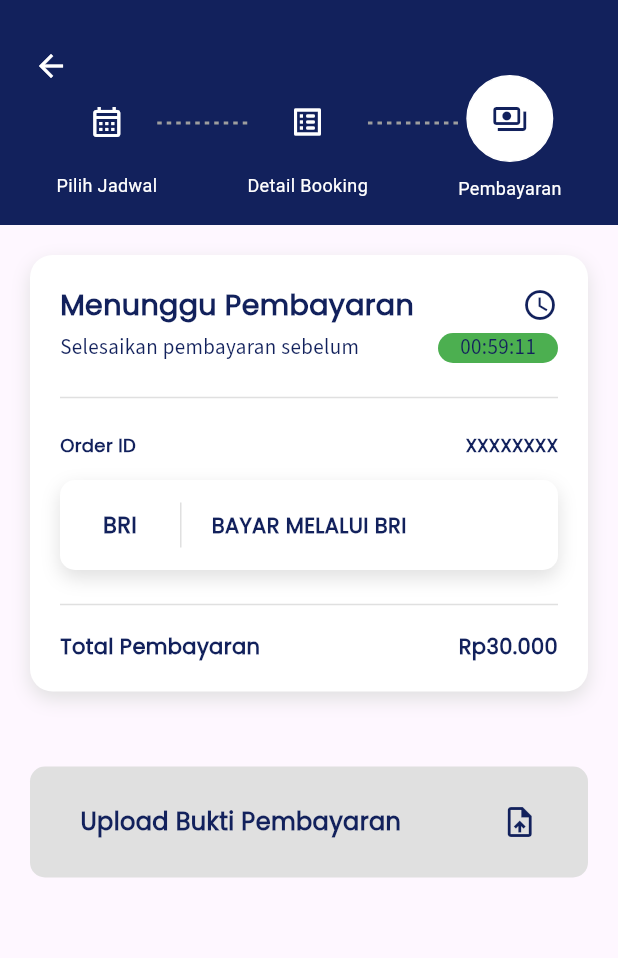
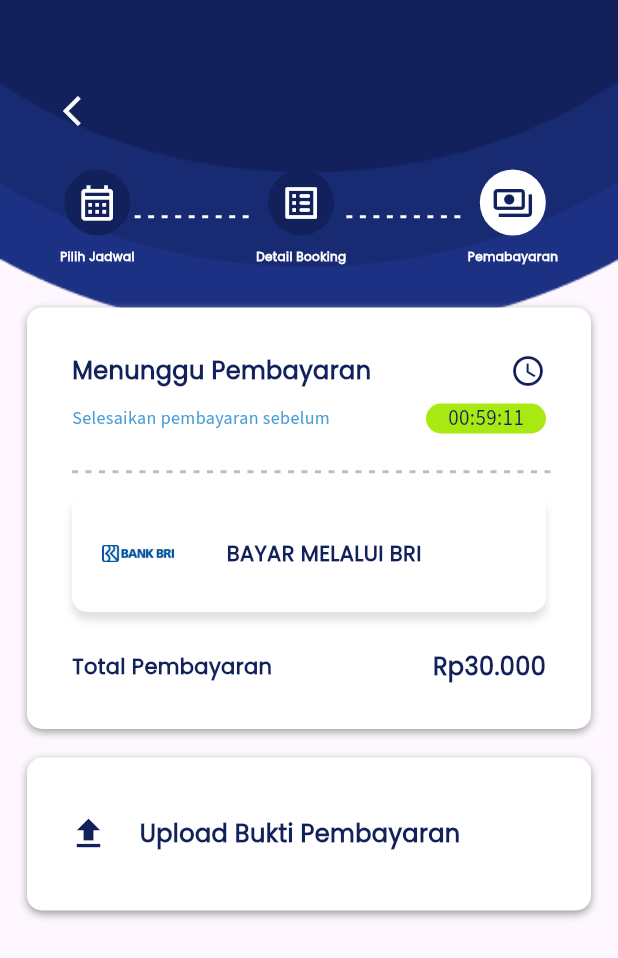
Before and after one commit to iammburg/arena-connect, a Flutter app: the PaymentScreen screen opened directly, on a phone screen of 412 x 824 dp. Shown: the top 958 px of the screen. Run offline on Flutter 3.47's test engine with Material 3 defaults, Android fonts, the phone set to English and light mode, and no system bars; our stand-ins replace carousel_slider, device_preview, image_picker.

Commit message:
feat: add upload image and fix fontsize and font style

```diff
--- a/lib/screens/booking/detail_pembayaran.dart
+++ b/lib/screens/booking/detail_pembayaran.dart
@@ -1,5 +1,9 @@
+import 'dart:io';
+import 'package:arena_connect/screens/booking/bukti_booking_lap.dart';
+import 'package:arena_connect/screens/field-search/select_schedule.dart';
 import 'package:flutter/material.dart';
 import 'package:arena_connect/config/theme.dart';
+import 'package:image_picker/image_picker.dart';
 
 class PaymentScreen extends StatefulWidget {
   @override
@@ -7,99 +11,158 @@ class PaymentScreen extends StatefulWidget {
 }
 
 class _PaymentScreenState extends State<PaymentScreen> {
+  Widget buildCircleIcon(IconData icon, String label,
+      {Color? backgroundColor, Color? iconColor = Colors.white}) {
+    return Column(mainAxisSize: MainAxisSize.min, children: [
+      Container(
+        padding: const EdgeInsets.all(8),
+        decoration: BoxDecoration(
+          shape: BoxShape.circle,
+          color: backgroundColor ?? const Color(0xFF12215c),
+        ),
+        child: Icon(
+          icon,
+          color: iconColor ?? Colors.white,
+          size: 28,
+        ),
+      ),
+      const SizedBox(height: 8),
+      Text(
+        label,
+        style: buttonFont6,
+      ),
+    ]);
+  }
+
+  File? image;
+  bool imageSelected = false;
+
+  Future getImage() async {
+    final ImagePicker _picker = ImagePicker();
+    final XFile? imagePicked =
+        await _picker.pickImage(source: ImageSource.gallery);
+    if (imagePicked != null) {
+      setState(() {
+        image = File(imagePicked.path);
+        imageSelected = true; // Set flag menjadi true jika gambar sudah dipilih
+      });
+    }
+  }
+
+  Future<void> uploadImage(File imageFile) async {
+    // Logika upload gambar ke server bisa ditambahkan di sini
+    print("Mengirim gambar: ${imageFile.path}");
+    // Contoh, upload gambar ke server atau lakukan aksi lainnya
+  }
+
   @override
   Widget build(BuildContext context) {
     return Scaffold(
-      appBar: PreferredSize(
-        preferredSize: Size.fromHeight(150),
-        child: Container(
-          color: primary,
-          child: Stack(
+      body: Stack(
         children: [
           Positioned(
-                top: 50,
+            top: 0,
             left: 0,
             right: 0,
-                child: Row(
-                  mainAxisAlignment: MainAxisAlignment.center,
-                  children: [
-                    Flexible(
-                      child: Column(
-                        mainAxisAlignment: MainAxisAlignment.center,
-                        children: [
-                          SizedBox(height: 5),
-                          scheduleChooseIcon(),
-                          SizedBox(height: 10),
-                          Text(
-                            'Pilih Jadwal',
-                            style: TextStyle(color: Colors.white, fontSize: 12),
-                            overflow: TextOverflow.ellipsis,
-                          ),
-                        ],
+            child: Image.asset(
+              'images/top-wave-cropped.png',
+              fit: BoxFit.fitWidth,
             ),
           ),
-                    buildDashedLine(),
-                    Flexible(
-                      child: Column(
-                        mainAxisAlignment: MainAxisAlignment.center,
+          Column(
             children: [
-                          SizedBox(height: 5),
-                          bookingDetailIcon(),
-                          SizedBox(height: 10),
-                          Text(
-                            'Detail Booking',
-                            style: TextStyle(color: Colors.white, fontSize: 12),
-                            overflow: TextOverflow.ellipsis,
-                          ),
-                        ],
-                      ),
-                    ),
-                    buildDashedLine(),
-                    Flexible(
-                      child: Column(
-                        mainAxisAlignment: MainAxisAlignment.center,
+              const SizedBox(height: 30),
+              Row(
+                mainAxisAlignment: MainAxisAlignment.start,
+                crossAxisAlignment: CrossAxisAlignment.start,
                 children: [
-                          paymentIcon(),
-                          SizedBox(height: 9),
-                          Text(
-                            'Pembayaran',
-                            style: TextStyle(color: Colors.white, fontSize: 12),
-                            overflow: TextOverflow.ellipsis,
-                          ),
-                        ],
+                  Padding(
+                    padding: const EdgeInsets.only(left: 30, top: 20),
+                    child: IconButton(
+                      onPressed: () {
+                        Navigator.pop(context);
+                      },
+                      icon: const Icon(Icons.arrow_back_ios),
+                      color: white,
                     ),
                   ),
                 ],
               ),
+              const SizedBox(height: 15),
+              Row(
+                mainAxisAlignment: MainAxisAlignment.center,
+                crossAxisAlignment: CrossAxisAlignment.center,
+                children: [
+                  Column(
+                    mainAxisAlignment: MainAxisAlignment.center,
+                    crossAxisAlignment: CrossAxisAlignment.center,
+                    children: [
+                      Container(
+                        padding: const EdgeInsets.only(left: 40),
+                        child: buildCircleIcon(
+                            Icons.calendar_month_outlined, "Pilih Jadwal"),
                       ),
-              Positioned(
-                top: 20,
-                left: 10,
-                child: IconButton(
-                  icon: Icon(Icons.arrow_back, color: Colors.white),
-                  onPressed: () {
-                    Navigator.pop(context);
-                  },
+                    ],
+                  ),
+                  Expanded(
+                    child: CustomPaint(
+                      painter: DashedLinePainter(),
+                    ),
+                  ),
+                  Column(
+                    mainAxisAlignment: MainAxisAlignment.center,
+                    crossAxisAlignment: CrossAxisAlignment.center,
+                    children: [
+                      Container(
+                        padding: const EdgeInsets.all(0),
+                        child: buildCircleIcon(
+                          Icons.list_alt_rounded,
+                          "Detail Booking",
+                          backgroundColor: primary,
+                          iconColor: white,
                         ),
                       ),
                     ],
                   ),
+                  Expanded(
+                    child: CustomPaint(
+                      painter: DashedLinePainter(),
                     ),
                   ),
-      body: SingleChildScrollView(
+                  Column(
+                    mainAxisAlignment: MainAxisAlignment.center,
+                    crossAxisAlignment: CrossAxisAlignment.center,
+                    children: [
+                      Container(
+                        padding: const EdgeInsets.only(right: 40),
+                        child: buildCircleIcon(
+                            Icons.payments_outlined, "Pemabayaran",
+                            backgroundColor: white, iconColor: primary),
+                      ),
+                    ],
+                  ),
+                ],
+              ),
+            ],
+          ),
+          Positioned(
+            top: 185,
+            left: 8,
+            right: 8,
             child: Column(
               children: [
                 Container(
-              margin: EdgeInsets.all(20),
-              padding: EdgeInsets.all(20),
+                  margin: EdgeInsets.symmetric(
+                      horizontal: 10, vertical: 20), // Margin lebih kecil
+                  padding: EdgeInsets.all(30),
                   decoration: BoxDecoration(
                     color: white,
-                borderRadius: BorderRadius.circular(15),
+                    borderRadius: BorderRadius.circular(10),
                     boxShadow: [
                       BoxShadow(
-                    color: Colors.grey.shade300,
-                    blurRadius: 10,
-                    offset: Offset(0, 5),
+                        color: Colors.grey,
+                        blurRadius: 4,
+                        offset: Offset(0, 2),
                       ),
                     ],
                   ),
@@ -111,18 +174,19 @@ class _PaymentScreenState extends State<PaymentScreen> {
                         children: [
                           Text(
                             'Menunggu Pembayaran',
-                        style: superFont1.copyWith(color: primary),
+                            style: superFont2,
                           ),
                           Icon(Icons.access_time, color: primary),
                         ],
                       ),
-                  SizedBox(height: 5),
+                      const SizedBox(height: 10),
                       Row(
                         mainAxisAlignment: MainAxisAlignment.spaceBetween,
                         children: [
                           Text(
                             'Selesaikan pembayaran sebelum',
-                        style: regulerFont1.copyWith(color: primary),
+                            style: regulerFont1.copyWith(
+                                color: secondary, fontSize: 12),
                           ),
                           Stack(
                             alignment: Alignment.center,
@@ -131,7 +195,7 @@ class _PaymentScreenState extends State<PaymentScreen> {
                                 padding: EdgeInsets.symmetric(
                                     horizontal: 40, vertical: 10),
                                 decoration: BoxDecoration(
-                              color: Colors.green,
+                                  color: Color(0XFFA8E911),
                                   borderRadius: BorderRadius.circular(10),
                                 ),
                               ),
@@ -143,65 +207,47 @@ class _PaymentScreenState extends State<PaymentScreen> {
                           ),
                         ],
                       ),
-                  SizedBox(height: 15),
-                  Divider(color: Colors.grey.shade300),
-                  SizedBox(height: 15),
-                  Row(
-                    mainAxisAlignment: MainAxisAlignment.spaceBetween,
-                    children: [
-                      Text(
-                        'Order ID',
-                        style: superFont4.copyWith(color: primary),
+                      // const SizedBox(height: 15),
+                      // const Divider(color: Colors.grey),
+                      const SizedBox(height: 25),
+                      CustomPaint(
+                        painter: DashedLinePainter(color: Colors.grey.shade400),
+                        size: Size(MediaQuery.of(context).size.width, 1),
                       ),
-                      Text(
-                        'XXXXXXXX',
-                        style: superFont4.copyWith(color: primary),
+                      const SizedBox(height: 15),
+                      Container(
+                        padding: const EdgeInsets.symmetric(
+                          vertical: 15,
                         ),
-                    ],
-                  ),
-                  SizedBox(height: 15),
-                  Container(
-                    padding: EdgeInsets.symmetric(vertical: 15),
                         decoration: BoxDecoration(
                           color: Colors.white,
                           borderRadius: BorderRadius.circular(10),
                           boxShadow: [
                             BoxShadow(
                               color: Colors.grey.shade300,
-                          blurRadius: 10,
-                          offset: Offset(0, 5),
+                              blurRadius: 4,
+                              offset: const Offset(0, 5),
                             ),
                           ],
                         ),
                         child: Row(
+                          mainAxisAlignment: MainAxisAlignment.start,
                           children: [
-                        Container(
-                          width: 80,
-                          child: Center(
-                            child: Text(
-                              'BRI',
-                              style: buttonFont1.copyWith(color: primary),
+                            const SizedBox(width: 20),
+                            Image.asset(
+                              'images/bri.png',
+                              width: 48,
+                              height: 48,
                             ),
-                          ),
-                        ),
-                        Container(
-                          width: 1,
-                          height: 30,
-                          color: Colors.grey.shade300,
-                        ),
-                        Padding(
-                          padding: const EdgeInsets.only(left: 20),
-                          child: Text(
+                            const SizedBox(width: 35),
+                            Text(
                               'BAYAR MELALUI BRI',
-                            style: buttonFont2.copyWith(color: primary),
-                          ),
+                              style: superFont3,
                             ),
                           ],
                         ),
                       ),
-                  SizedBox(height: 15),
-                  Divider(color: Colors.grey.shade300),
-                  SizedBox(height: 10),
+                      const SizedBox(height: 25),
                       Row(
                         mainAxisAlignment: MainAxisAlignment.spaceBetween,
                         children: [
@@ -209,50 +255,111 @@ class _PaymentScreenState extends State<PaymentScreen> {
                             'Total Pembayaran',
                             style: superFont3.copyWith(color: primary),
                           ),
-                      SizedBox(height: 5),
                           Text(
                             'Rp30.000',
-                        style: superFont3.copyWith(color: primary),
+                            style: superFont2.copyWith(color: primary),
                           ),
                         ],
                       ),
                     ],
                   ),
                 ),
-            SizedBox(height: 30),
+              ],
+            ),
+          ),
+          Positioned(
+            top: 485,
+            left: 8,
+            right: 8,
+            child: Column(
+              children: [
                 Container(
-              padding: EdgeInsets.symmetric(horizontal: 20),
-              child: GestureDetector(
-                onTap: () {
-                  // Upload Bukti Pembayaran action
+                  margin: EdgeInsets.symmetric(
+                      horizontal: 10, vertical: 20), // Margin lebih kecil
+                  padding: EdgeInsets.all(17),
+                  decoration: BoxDecoration(
+                    color: white,
+                    borderRadius: BorderRadius.circular(10),
+                    boxShadow: [
+                      BoxShadow(
+                        color: Colors.grey,
+                        blurRadius: 4,
+                        offset: Offset(0, 2),
+                      ),
+                    ],
+                  ),
+                  child: Column(
+                    children: [
+                      // Menampilkan gambar jika sudah dipilih
+                      if (image != null)
+                        Padding(
+                          padding: const EdgeInsets.only(
+                              bottom:
+                                  20), // Spasi antara gambar dan tombol kirim
+                          child: Image.file(
+                            image!,
+                            fit: BoxFit.cover,
+                            width: double.infinity,
+                            height: 200, // Menjaga agar gambar proporsional
+                          ),
+                        ),
+
+                      // Menampilkan tombol kirim jika gambar sudah dipilih
+
+                      Container(
+                        margin: const EdgeInsets.only(
+                            top: 10), // Menambahkan jarak dari elemen atas
+                        alignment:
+                            Alignment.centerRight, // Posisi tombol di kanan
+                        child:
+                            image != null // Periksa apakah gambar sudah diinput
+                                ? ElevatedButton.icon(
+                                    onPressed: () async {
+                                      await uploadImage(
+                                          image!); // Logika pengiriman
                                     },
-                child: Container(
-                  padding: EdgeInsets.symmetric(vertical: 15),
-                  decoration: BoxDecoration(
-                    color: Colors.grey.shade300,
+                                    label: Text(
+                                      'Kirim',
+                                      style: superFont3.copyWith(color: white),
+                                    ),
+                                    style: ElevatedButton.styleFrom(
+                                      padding: const EdgeInsets.symmetric(
+                                          horizontal: 40, vertical: 18.0),
+                                      backgroundColor: secondary,
+                                      shape: RoundedRectangleBorder(
                                         borderRadius: BorderRadius.circular(10),
                                       ),
-                  child: Row(
-                    mainAxisAlignment: MainAxisAlignment.spaceAround,
+                                    ),
+                                  )
+                                : const SizedBox(),
+                      ),
+
+                      // Tombol upload hanya tampil jika gambar belum dipilih
+                      if (!imageSelected)
+                        Row(
                           children: [
-                      Padding(
-                        padding: const EdgeInsets.all(10),
-                        child: Text(
-                          'Upload Bukti Pembayaran',
-                          style: superFont2.copyWith(color: primary),
-                        ),
+                            IconButton(
+                              icon:
+                                  Icon(Icons.upload, color: primary, size: 27),
+                              onPressed: () async {
+                                await getImage(); // Pilih gambar
+                              },
                             ),
                             Padding(
-                        padding: const EdgeInsets.all(10),
-                        child: Icon(Icons.upload_file, color: primary),
+                              padding: EdgeInsets.all(10),
+                              child: Text('Upload Bukti Pembayaran',
+                                  style: superFont2),
+                            ),
+                          ],
+                        ),
+                      const SizedBox(height: 10)
+                    ],
+                  ),
                 ),
               ],
             ),
           ),
-              ),
-            ),
         ],
-        ),
       ),
     );
   }
```
Lines whose indentation alone changed are shown as unchanged.
